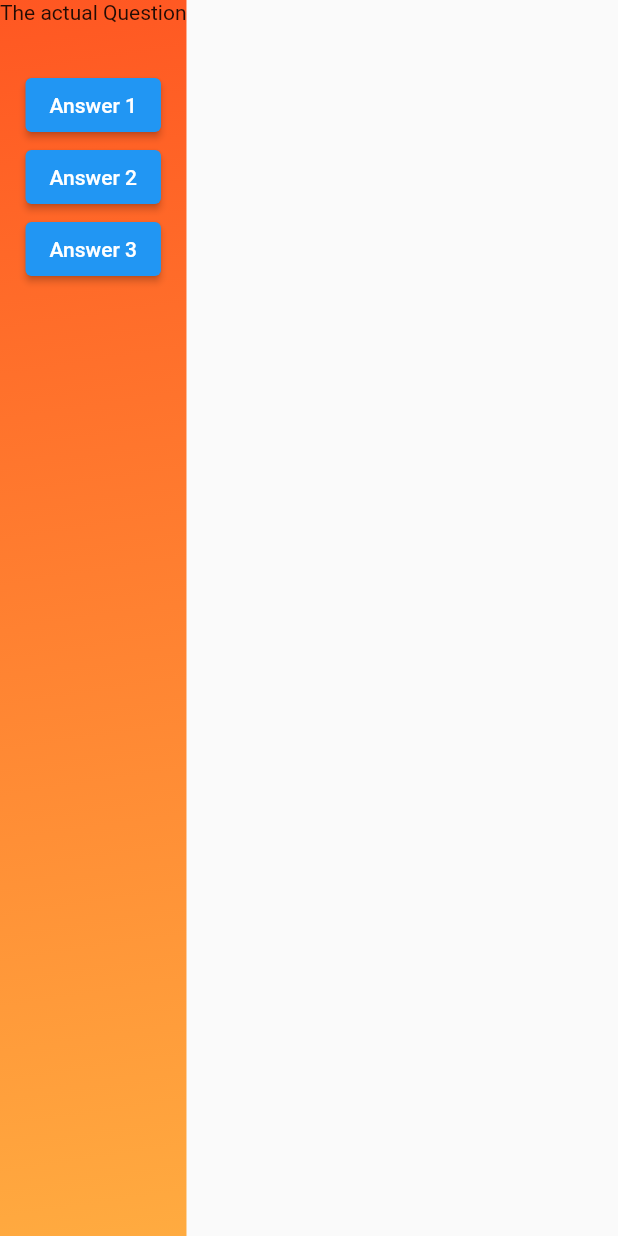
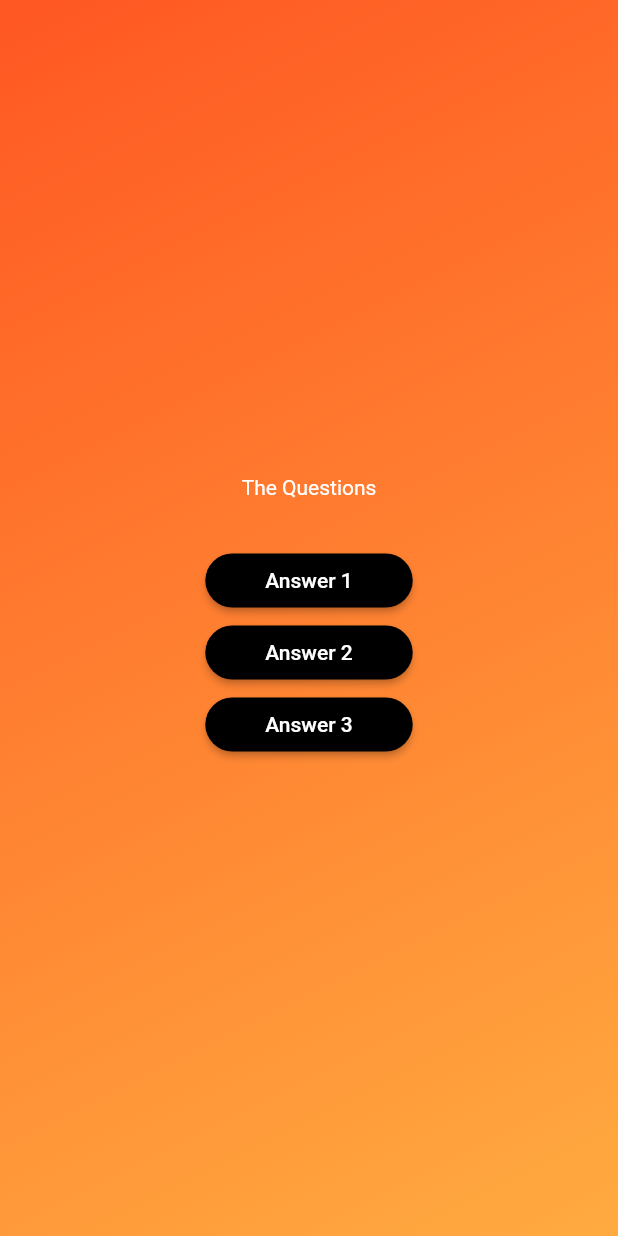
Before and after one commit to PC3961/quiz_app, a Flutter app: the screen it shows after launch, after a tap on "Start Quiz", on a phone screen of 412 x 824 dp. Run offline on Flutter 3.47's test engine with Material 2 defaults, Android fonts, the phone set to English and light mode, and no system bars.

Commit message:
Customizing Buttons

```diff
--- /dev/null
+++ b/lib/answer_button.dart
@@ -0,0 +1,20 @@
+import 'package:flutter/material.dart';
+
+class AnswerButton extends StatelessWidget {
+  const AnswerButton(
+      {super.key, required this.answerText, required this.onTap});
+  final String answerText;
+  final void Function() onTap;
+  @override
+  Widget build(BuildContext context) {
+    return ElevatedButton(
+      onPressed: onTap,
+      style: ElevatedButton.styleFrom(
+        padding: const EdgeInsets.symmetric(vertical: 10, horizontal: 40),
+        backgroundColor:const Color.fromARGB(255, 0, 0, 0),
+        shape: RoundedRectangleBorder(borderRadius: BorderRadius.circular(40),),
+      ),
+      child: Text(answerText),
+    );
+  }
+}
--- a/lib/questions_screen.dart
+++ b/lib/questions_screen.dart
@@ -1,4 +1,5 @@
 import 'package:flutter/material.dart';
+import 'package:quiz_app/answer_button.dart';
 
 class QuestionsScreen extends StatefulWidget {
   const QuestionsScreen({super.key});
@@ -12,15 +13,20 @@ class QuestionsScreen extends StatefulWidget {
 class _QuestionsScreenState extends State<QuestionsScreen> {
   @override
   Widget build(context) {
-    return Column(
-      children:  [
-        const Text('The actual Question'),
+    return SizedBox(
+      width: double.infinity, // Maximum width possible
+      child: Column(mainAxisAlignment: MainAxisAlignment.center, children: [
+        const Text(
+          'The Questions',
+          style: TextStyle(
+            color: Colors.white,
+          ),
+        ),
         const SizedBox(height: 30),
-        ElevatedButton(onPressed:() {}, child: const Text('Answer 1'),),
-        ElevatedButton(onPressed:() {}, child: const Text('Answer 2'),),
-        ElevatedButton(onPressed:() {}, child: const Text('Answer 3'),),
-      ]
-
+        AnswerButton(answerText: 'Answer 1', onTap: () {}),
+        AnswerButton(answerText: 'Answer 2', onTap: () {}),
+        AnswerButton(answerText: 'Answer 3', onTap: () {}),
+      ]),
     );
-    }
+  }
 }
```
